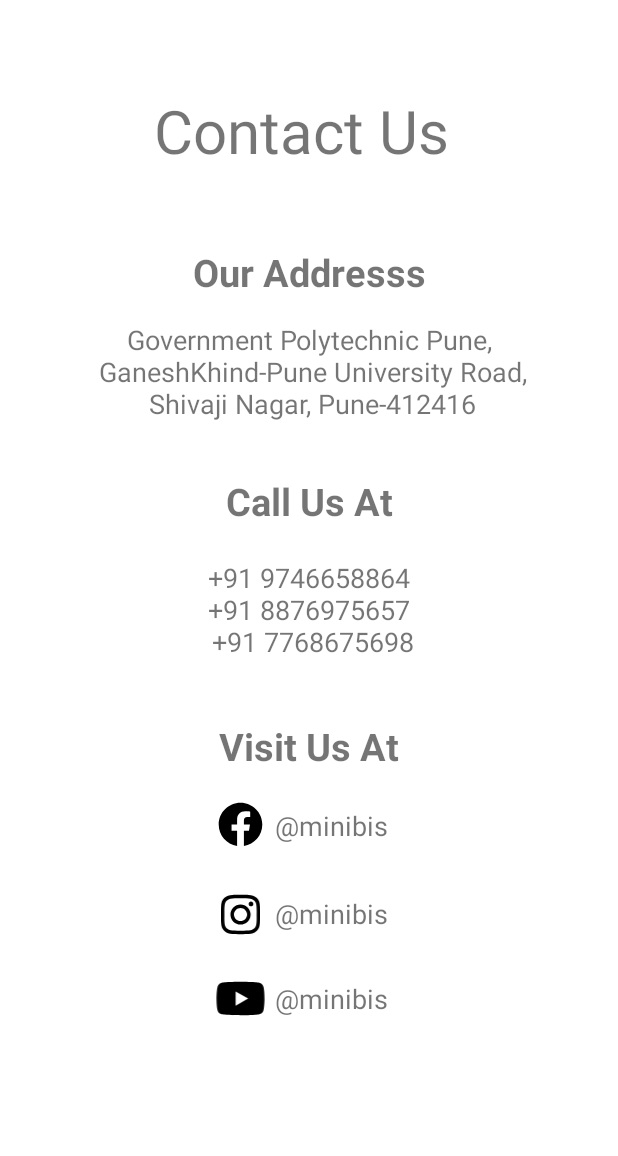
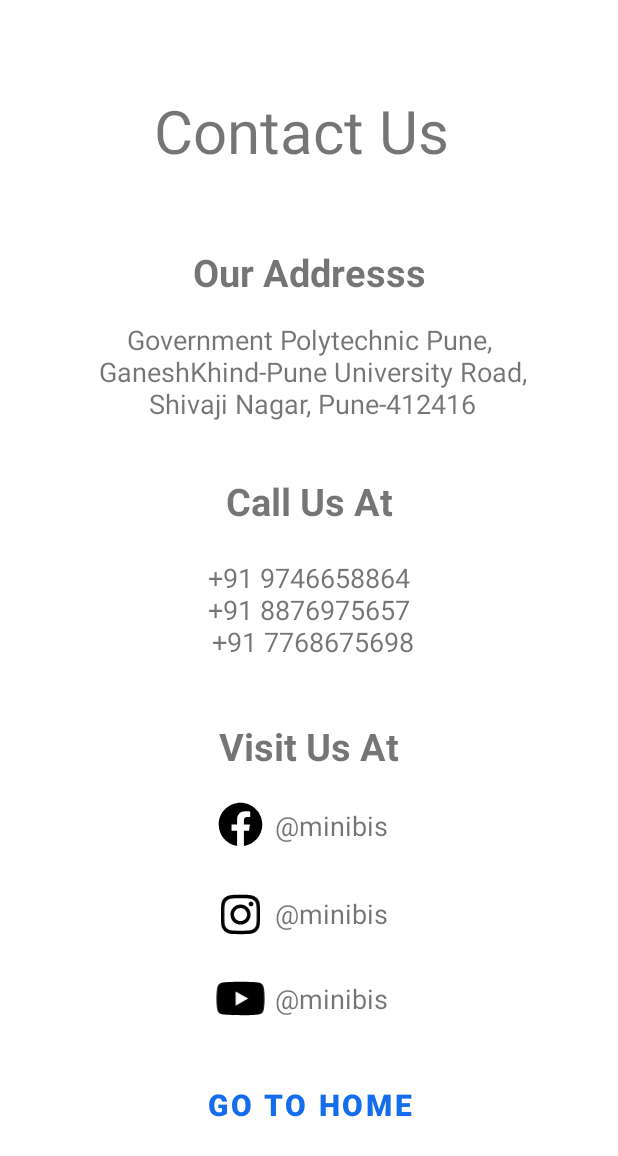
Before and after one commit to NehaW4/MiniBis_Main, an Android app: the contactus screen opened directly, with no data from a screen before it, on a phone screen of 412 x 824 dp. Shown: the top 1156 px of the screen. Run offline under Robolectric (Android 15) with nearby library versions, the phone set to English and light mode, and no system bars.

```diff
--- a/app/src/main/java/com/example/minibis/ProfileFragment.java
+++ b/app/src/main/java/com/example/minibis/ProfileFragment.java
@@ -117,7 +117,7 @@ public class ProfileFragment extends Fragment {
         aboutus.setOnClickListener(new View.OnClickListener() {
             @Override
             public void onClick(View view) {
-                Intent intent10 = new Intent(view.getContext(),contactus.class);
+                Intent intent10 = new Intent(view.getContext(),aboutus.class);
                 startActivity(intent10);
                 ((Activity)getActivity()).overridePendingTransition(0,0);
 
@@ -126,7 +126,7 @@ public class ProfileFragment extends Fragment {
         termsandcond.setOnClickListener(new View.OnClickListener() {
             @Override
             public void onClick(View view) {
-                Intent intent10 = new Intent(view.getContext(),contactus.class);
+                Intent intent10 = new Intent(view.getContext(),termandpolicy.class);
                 startActivity(intent10);
                 ((Activity)getActivity()).overridePendingTransition(0,0);
 
--- a/app/src/main/java/com/example/minibis/aboutus.java
+++ b/app/src/main/java/com/example/minibis/aboutus.java
@@ -2,7 +2,9 @@ package com.example.minibis;
 
 import androidx.appcompat.app.AppCompatActivity;
 
+import android.content.Intent;
 import android.os.Bundle;
+import android.view.View;
 
 public class aboutus extends AppCompatActivity {
 
@@ -11,4 +13,8 @@ public class aboutus extends AppCompatActivity {
         super.onCreate(savedInstanceState);
         setContentView(R.layout.activity_aboutus);
     }
+    public void gotomain(View view)
+    {
+        startActivity(new Intent(getApplicationContext(),MainActivity.class));
+    }
 }
--- a/app/src/main/java/com/example/minibis/contactus.java
+++ b/app/src/main/java/com/example/minibis/contactus.java
@@ -2,7 +2,9 @@ package com.example.minibis;
 
 import androidx.appcompat.app.AppCompatActivity;
 
+import android.content.Intent;
 import android.os.Bundle;
+import android.view.View;
 
 public class contactus extends AppCompatActivity {
 
@@ -11,4 +13,8 @@ public class contactus extends AppCompatActivity {
         super.onCreate(savedInstanceState);
         setContentView(R.layout.activity_contactus);
     }
+    public void gotomain(View view)
+    {
+        startActivity(new Intent(getApplicationContext(),MainActivity.class));
+    }
 }
--- a/app/src/main/java/com/example/minibis/termandpolicy.java
+++ b/app/src/main/java/com/example/minibis/termandpolicy.java
@@ -2,7 +2,9 @@ package com.example.minibis;
 
 import androidx.appcompat.app.AppCompatActivity;
 
+import android.content.Intent;
 import android.os.Bundle;
+import android.view.View;
 
 public class termandpolicy extends AppCompatActivity {
 
@@ -11,4 +13,8 @@ public class termandpolicy extends AppCompatActivity {
         super.onCreate(savedInstanceState);
         setContentView(R.layout.activity_termandpolicy);
     }
+    public void gotomain(View view)
+    {
+        startActivity(new Intent(getApplicationContext(),MainActivity.class));
+    }
 }
--- a/app/src/main/res/layout/activity_contactus.xml
+++ b/app/src/main/res/layout/activity_contactus.xml
@@ -151,4 +151,23 @@
         app:layout_constraintEnd_toStartOf="@+id/socialfb"
         app:layout_constraintStart_toStartOf="parent"
         app:layout_constraintTop_toBottomOf="@+id/intsavg" />
+
+    <Button
+        android:id="@+id/logoutbtn"
+        android:layout_width="0dp"
+        android:layout_height="wrap_content"
+        android:layout_marginStart="74dp"
+        android:layout_marginTop="32dp"
+        android:layout_marginEnd="74dp"
+        android:gravity="center"
+        android:onClick="gotomain"
+        android:text="Go To Home"
+        android:textColor="#136dec"
+        android:textSize="20sp"
+        android:textStyle="bold"
+        app:cornerRadius="10dp"
+        app:layout_constraintEnd_toEndOf="parent"
+        app:layout_constraintHorizontal_bias="1.0"
+        app:layout_constraintStart_toStartOf="parent"
+        app:layout_constraintTop_toBottomOf="@+id/youtubesvg" />
 </androidx.constraintlayout.widget.ConstraintLayout>
```
Also changed, not shown: app/src/main/res/layout/activity_aboutus.xml (+56 -1 lines), app/src/main/res/layout/activity_termandpolicy.xml (+51 -0 lines), app/src/main/res/drawable-v24/smallbiz.png (added).
